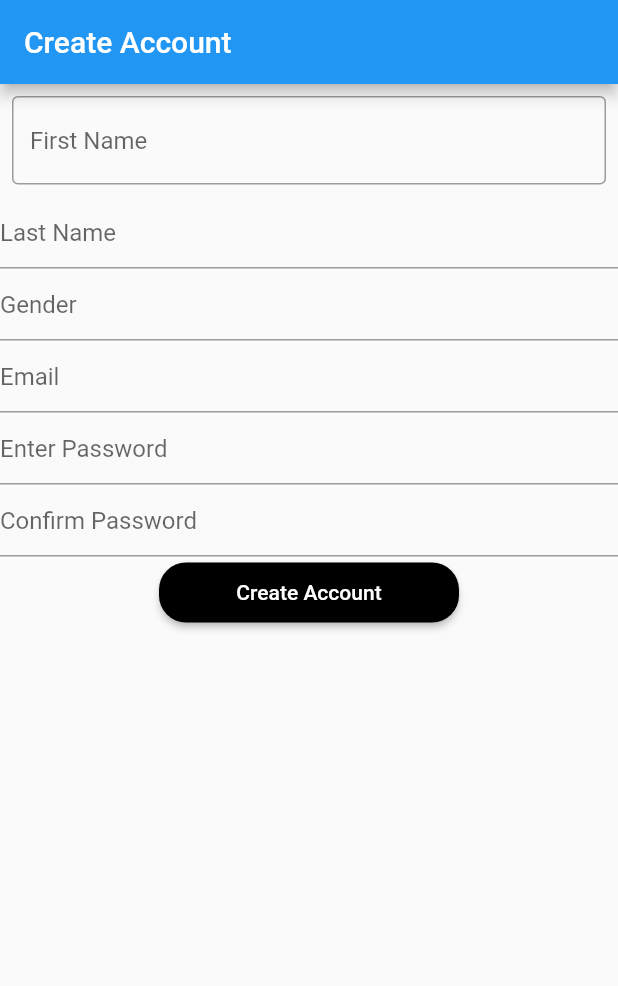
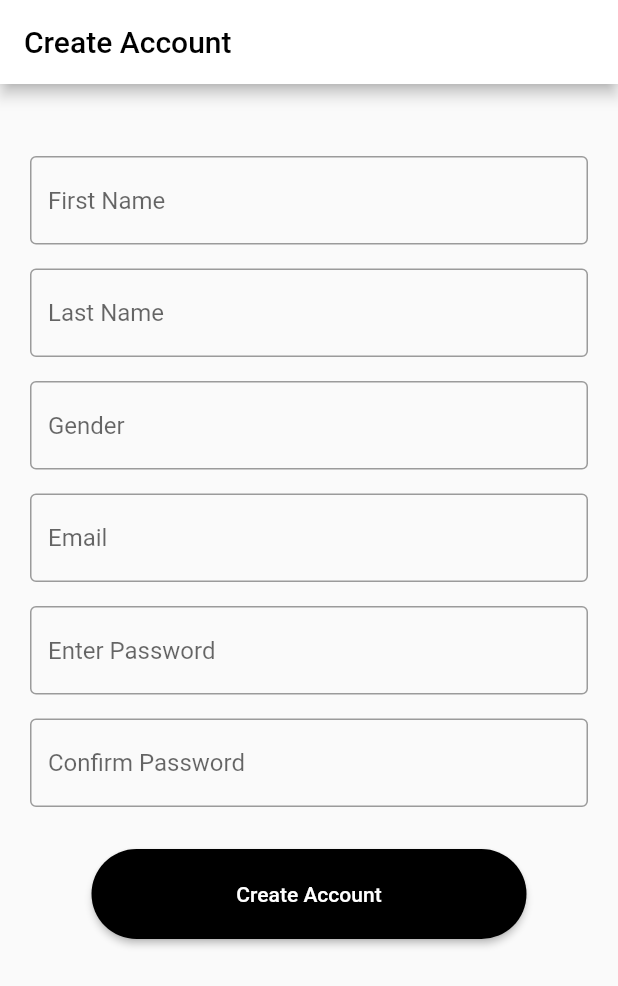
Before and after one commit to chak8x8/counta_app, a Flutter app: the screen it shows after launch, on a phone screen of 412 x 824 dp. Shown: the top 986 px of the screen. Run offline on Flutter 3.47's test engine with Material 2 defaults, Android fonts, the phone set to English and light mode, and no system bars; our stand-ins replace carousel_slider, introduction_screen.

Commit message:
changed app bar color

```diff
--- a/lib/screens/accountscreen/createscreen.dart
+++ b/lib/screens/accountscreen/createscreen.dart
@@ -5,12 +5,14 @@ class CreateScreen extends StatelessWidget {
   Widget build(BuildContext context) {
     return Scaffold(
       appBar: AppBar(
-        title: Text('Create Account'),
+        title: Text('Create Account', style: TextStyle(color: Colors.black,),),
+        backgroundColor: Colors.white,
       ),
       body: Column(
         children: [
+          SizedBox(height: 40.0),
           Padding(
-            padding: const EdgeInsets.all(8.0),
+            padding: const EdgeInsets.only(right: 20.0, left: 20.0, top: 8.0, bottom: 8.0,),
             child: TextFormField(
               decoration: InputDecoration(hintText: 'First Name',
                   border: OutlineInputBorder(
@@ -18,27 +20,58 @@ class CreateScreen extends StatelessWidget {
               ),
             ),
           ),
-          TextFormField(
-            decoration: const InputDecoration(hintText: 'Last Name'),
+          Padding(
+            padding: const EdgeInsets.only(right: 20.0, left: 20.0, top: 8.0, bottom: 8.0,),
+            child: TextFormField(
+              decoration: InputDecoration(hintText: 'Last Name',
+                border: OutlineInputBorder(
+                  borderSide: BorderSide(width: 5.0),),
+              ),
+            ),
           ),
-          TextFormField(
-            decoration: const InputDecoration(hintText: 'Gender'),
+          Padding(
+            padding: const EdgeInsets.only(right: 20.0, left: 20.0, top: 8.0, bottom: 8.0,),
+            child: TextFormField(
+              decoration: InputDecoration(hintText: 'Gender',
+                border: OutlineInputBorder(
+                  borderSide: BorderSide(width: 5.0),),
+              ),
+            ),
           ),
-          TextFormField(
-            decoration: const InputDecoration(hintText: 'Email'),
+          Padding(
+            padding: const EdgeInsets.only(right: 20.0, left: 20.0, top: 8.0, bottom: 8.0,),
+            child: TextFormField(
+              decoration: InputDecoration(hintText: 'Email',
+                border: OutlineInputBorder(
+                  borderSide: BorderSide(width: 5.0),),
+              ),
+            ),
           ),
-          TextFormField(
-            decoration: const InputDecoration(hintText: 'Enter Password'),
+          Padding(
+            padding: const EdgeInsets.only(right: 20.0, left: 20.0, top: 8.0, bottom: 8.0,),
+            child: TextFormField(
+              decoration: InputDecoration(hintText: 'Enter Password',
+                border: OutlineInputBorder(
+                  borderSide: BorderSide(width: 5.0),),
+              ),
+            ),
           ),
-          TextFormField(
-            decoration: const InputDecoration(hintText: 'Confirm Password'),
+          Padding(
+            padding: const EdgeInsets.only(right: 20.0, left: 20.0, top: 8.0, bottom: 8.0,),
+            child: TextFormField(
+              decoration: InputDecoration(hintText: 'Confirm Password',
+                border: OutlineInputBorder(
+                  borderSide: BorderSide(width: 5.0),),
+              ),
+            ),
           ),
+          SizedBox(height: 20.0),
           ButtonTheme(
-            minWidth: 200.0,
-            height: 40.0,
+            minWidth: 290.0,
+            height: 60.0,
             child: RaisedButton(
               onPressed: (){},
-              shape: RoundedRectangleBorder(borderRadius: BorderRadius.circular(18.0)),
+              shape: RoundedRectangleBorder(borderRadius: BorderRadius.circular(30.0)),
               child: Text('Create Account', style: TextStyle(color: Colors.white),),
               color: Colors.black,
             ),
```
